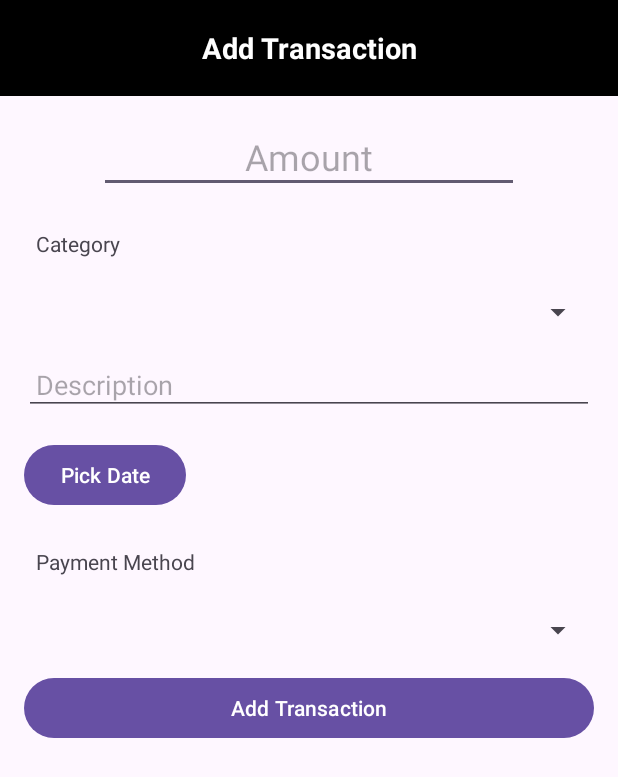
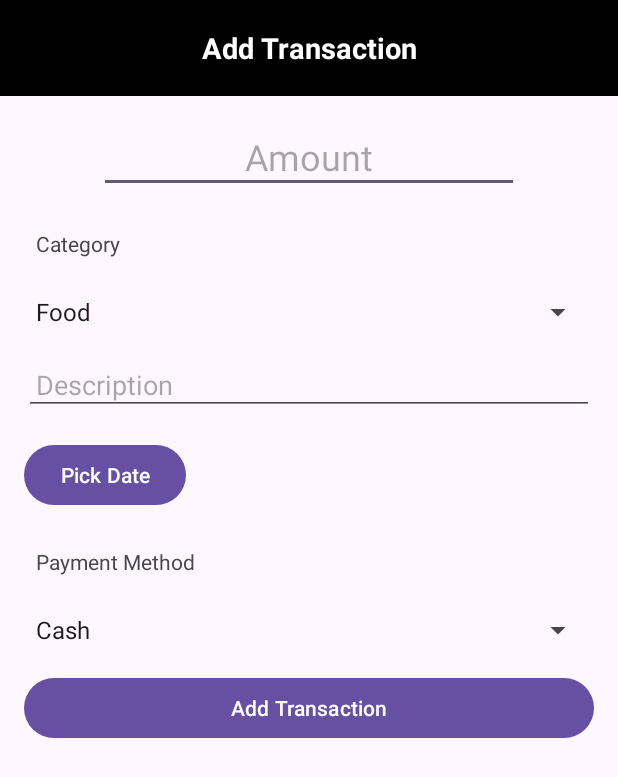
Before and after one commit to lenovix/FinTrack, an Android app: the AddTransactionActivity screen opened directly, with no data from a screen before it, on a phone screen of 412 x 824 dp. Shown: the top 777 px of the screen. Run offline under Robolectric (Android 15) with nearby library versions, the phone set to English and light mode, and no system bars.

```diff
--- a/app/src/main/java/com/kamilsudarmi/fintrack/transaction/AddTransactionActivity.kt
+++ b/app/src/main/java/com/kamilsudarmi/fintrack/transaction/AddTransactionActivity.kt
@@ -3,6 +3,8 @@ package com.kamilsudarmi.fintrack.transaction
 import android.content.Intent
 import androidx.appcompat.app.AppCompatActivity
 import android.os.Bundle
+import android.widget.ArrayAdapter
+import android.widget.Spinner
 import com.kamilsudarmi.fintrack.MainActivity
 import com.kamilsudarmi.fintrack.R
 import com.kamilsudarmi.fintrack.databinding.ActivityAddTransactionBinding
@@ -18,6 +20,40 @@ class AddTransactionActivity : AppCompatActivity() {
         setContentView(view)
 
         button()
+        spinnerCategory()
+        spinnerPaymentMethod()
+    }
+
+    private fun spinnerPaymentMethod() {
+        val spinnerPaymentMethod: Spinner = binding.spPaymentMethod
+
+        // Ambil data metode pembayaran dari string-array payment_methods
+        val paymentMethods = resources.getStringArray(R.array.payment_methods)
+
+        // Buat adapter untuk Spinner menggunakan array tersebut
+        val adapter = ArrayAdapter(this, android.R.layout.simple_spinner_item, paymentMethods)
+
+        // Atur tampilan dropdown item
+        adapter.setDropDownViewResource(android.R.layout.simple_spinner_dropdown_item)
+
+        // Terapkan adapter pada Spinner
+        spinnerPaymentMethod.adapter = adapter
+    }
+
+    private fun spinnerCategory() {
+        val spinnerCategory: Spinner = binding.spCategory
+
+        // Ambil data kategori dari string-array transaction_categories
+        val categories = resources.getStringArray(R.array.transaction_categories)
+
+        // Buat adapter untuk Spinner menggunakan array tersebut
+        val adapter = ArrayAdapter(this, android.R.layout.simple_spinner_item, categories)
+
+        // Atur tampilan dropdown item
+        adapter.setDropDownViewResource(android.R.layout.simple_spinner_dropdown_item)
+
+        // Terapkan adapter pada Spinner
+        spinnerCategory.adapter = adapter
     }
 
     private fun button() {
--- a/app/src/main/res/values/strings.xml
+++ b/app/src/main/res/values/strings.xml
@@ -1,3 +1,19 @@
 <resources>
     <string name="app_name">FinTrack</string>
+
+    <string-array name="transaction_categories">
+        <item>Food</item>
+        <item>Shopping</item>
+        <item>Transportation</item>
+        <item>Entertainment</item>
+        <item>Others</item>
+    </string-array>
+
+    <string-array name="payment_methods">
+        <item>Cash</item>
+        <item>Credit Card</item>
+        <item>Debit Card</item>
+        <item>Mobile Payment</item>
+        <item>Bank Transfer</item>
+    </string-array>
 </resources>
```
